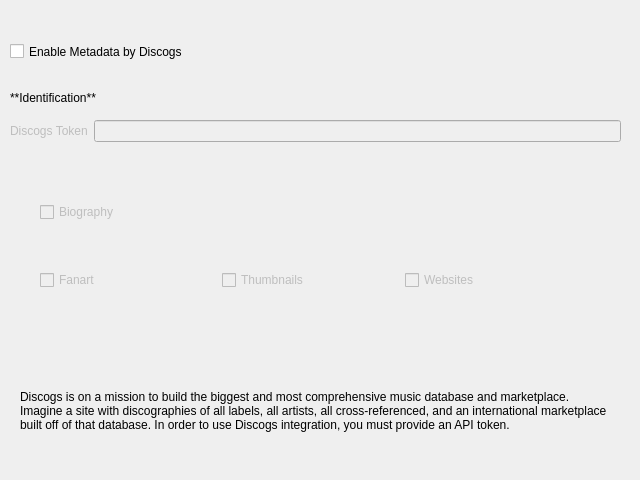
Qt form nowplaying/resources/artistextras_discogs_ui.ui (whatsnowplaying/whats-now-playing) before a commit.
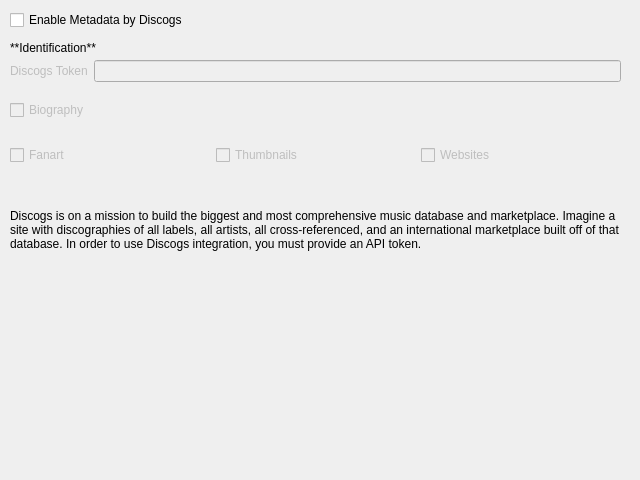
The same form after that commit.

What changed in the file:
```diff
--- a/nowplaying/resources/artistextras_discogs_ui.ui
+++ b/nowplaying/resources/artistextras_discogs_ui.ui
@@ -20,7 +20,7 @@
    <property name="geometry">
     <rect>
      <x>10</x>
-     <y>90</y>
+     <y>40</y>
      <width>311</width>
      <height>16</height>
     </rect>
@@ -36,9 +36,9 @@
    <property name="geometry">
     <rect>
      <x>10</x>
-     <y>120</y>
+     <y>60</y>
      <width>611</width>
-     <height>51</height>
+     <height>30</height>
     </rect>
    </property>
    <layout class="QFormLayout" name="discogs_auth_layout">
@@ -80,9 +80,9 @@
    <property name="geometry">
     <rect>
      <x>10</x>
-     <y>40</y>
+     <y>10</y>
      <width>361</width>
-     <height>23</height>
+     <height>20</height>
     </rect>
    </property>
    <property name="text">
@@ -92,10 +92,10 @@
   <widget class="QLabel" name="discogs_desclabel">
    <property name="geometry">
     <rect>
-     <x>20</x>
-     <y>360</y>
-     <width>591</width>
-     <height>101</height>
+     <x>10</x>
+     <y>190</y>
+     <width>611</width>
+     <height>80</height>
     </rect>
    </property>
    <property name="text">
@@ -108,10 +108,10 @@
   <widget class="QWidget" name="horizontalLayoutWidget">
    <property name="geometry">
     <rect>
-     <x>40</x>
-     <y>240</y>
-     <width>541</width>
-     <height>80</height>
+     <x>10</x>
+     <y>130</y>
+     <width>611</width>
+     <height>50</height>
     </rect>
    </property>
    <layout class="QHBoxLayout" name="checkbox_layout">
@@ -153,10 +153,10 @@
    </property>
    <property name="geometry">
     <rect>
-     <x>40</x>
-     <y>200</y>
+     <x>10</x>
+     <y>100</y>
      <width>88</width>
-     <height>24</height>
+     <height>20</height>
     </rect>
    </property>
    <property name="text">
```
